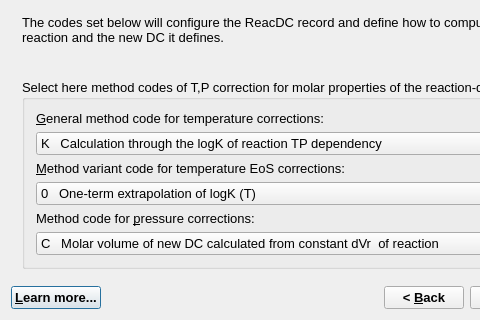
First picture: the form in gems3/vizor4/dlg4/ReacDCWizard4.ui, repository gemshub/GEMSGUI, before the edit; both pictures show x 0 to 480 and y 162 to 482 of the 647 by 482 pixel window.
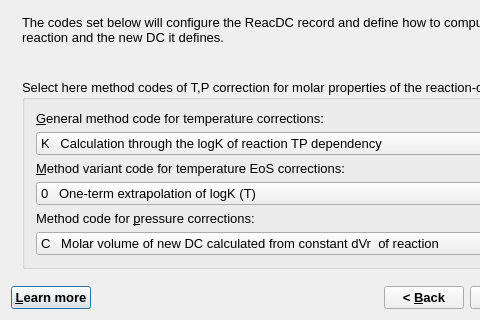
Second picture: the form after the edit.

What changed in the file:
```diff
--- a/gems3/vizor4/dlg4/ReacDCWizard4.ui
+++ b/gems3/vizor4/dlg4/ReacDCWizard4.ui
@@ -998,7 +998,7 @@
         </font>
        </property>
        <property name="text">
-        <string>&amp;Learn more...</string>
+        <string>&amp;Learn more</string>
        </property>
        <property name="shortcut">
         <string>F1</string>
```
